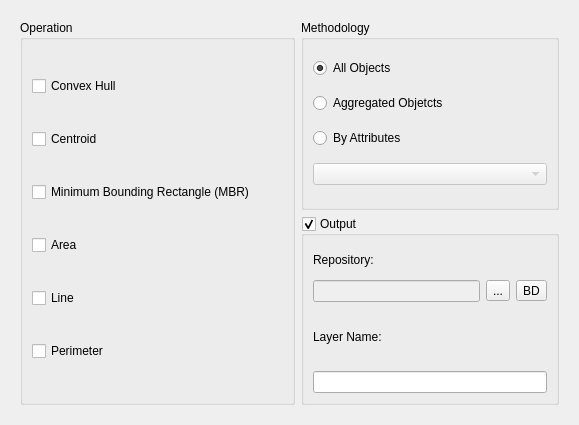
The window that src/terralib/vp/qt/ui/GeometricOpOutputWizardPageForm.ui (claudiobogossian/terralib5) describes before a commit, drawn with Qt 5.
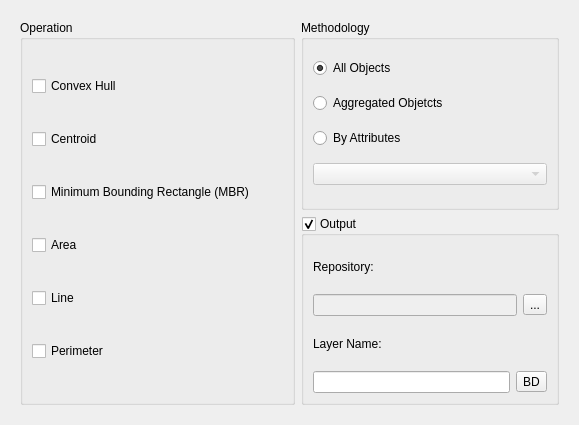
The same window after the commit.

What changed in the file:
```diff
--- a/src/terralib/vp/qt/ui/GeometricOpOutputWizardPageForm.ui
+++ b/src/terralib/vp/qt/ui/GeometricOpOutputWizardPageForm.ui
@@ -150,31 +150,9 @@
             <property name="checkable">
              <bool>true</bool>
             </property>
-            <layout class="QGridLayout" name="gridLayout_6">
-             <item row="0" column="0">
-              <layout class="QGridLayout" name="gridLayout_11">
-               <item row="2" column="0">
-                <widget class="QLineEdit" name="m_newLayerNameLineEdit">
-                 <property name="readOnly">
-                  <bool>false</bool>
-                 </property>
-                </widget>
-               </item>
+            <layout class="QGridLayout" name="gridLayout_9">
                <item row="0" column="0">
                 <layout class="QGridLayout" name="gridLayout_3">
-                 <item row="1" column="2">
-                  <widget class="QToolButton" name="m_targetDatasourceToolButton">
-                   <property name="minimumSize">
-                    <size>
-                     <width>0</width>
-                     <height>0</height>
-                    </size>
-                   </property>
-                   <property name="text">
-                    <string>BD</string>
-                   </property>
-                  </widget>
-                 </item>
                  <item row="0" column="0">
                   <widget class="QLabel" name="label_4">
                    <property name="text">
@@ -205,12 +183,34 @@
                 </layout>
                </item>
                <item row="1" column="0">
+              <layout class="QGridLayout" name="gridLayout_6">
+               <item row="0" column="0">
                 <widget class="QLabel" name="label_3">
                  <property name="text">
                   <string>Layer Name:</string>
                  </property>
                 </widget>
                </item>
+               <item row="1" column="0">
+                <widget class="QLineEdit" name="m_newLayerNameLineEdit">
+                 <property name="readOnly">
+                  <bool>false</bool>
+                 </property>
+                </widget>
+               </item>
+               <item row="1" column="1">
+                <widget class="QToolButton" name="m_targetDatasourceToolButton">
+                 <property name="minimumSize">
+                  <size>
+                   <width>0</width>
+                   <height>0</height>
+                  </size>
+                 </property>
+                 <property name="text">
+                  <string>BD</string>
+                 </property>
+                </widget>
+               </item>
               </layout>
              </item>
             </layout>
```
Lines whose indentation alone changed are shown as unchanged.
